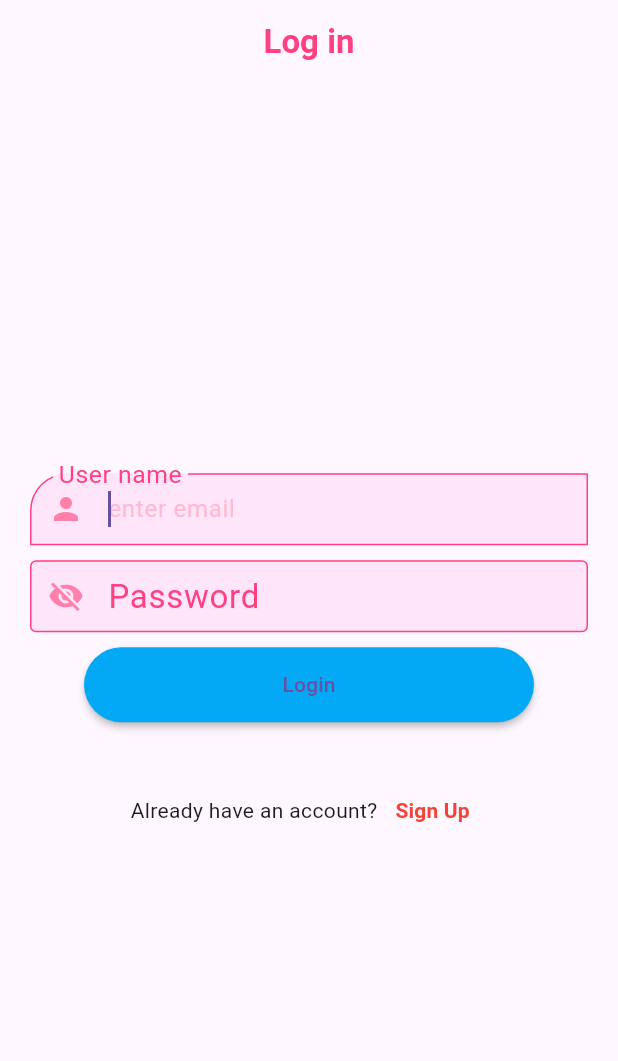
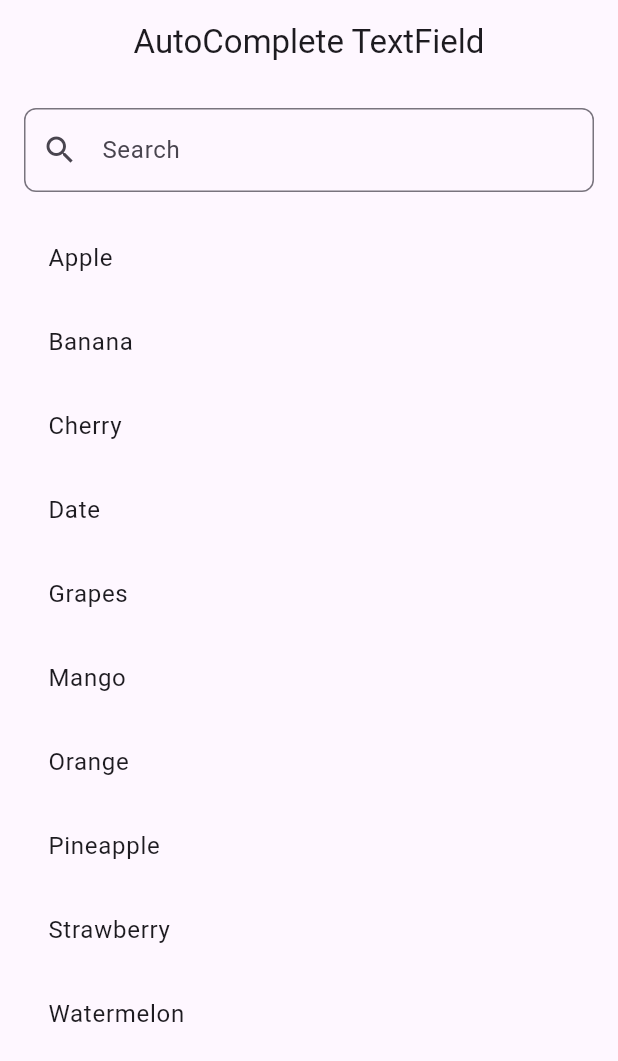
Before and after one commit to aminrazakhan07/Firebase_google_aut_GetX, a Flutter app: the screen it shows after launch, on a phone screen of 412 x 824 dp. Shown: the top 1061 px of the screen. Run offline on Flutter 3.47's test engine with Material 3 defaults, Android fonts, the phone set to English and light mode, and no system bars; our stand-ins replace cloud_firestore, firebase_auth, firebase_core, flutter_typeahead, get, page_transition and 1 more; missing offline and left inert: achievement_view; accounts and stored records are empty.

Commit message:
auto search text

```diff
--- a/lib/CustomWidget/TextField.dart
+++ b/lib/CustomWidget/TextField.dart
@@ -1,4 +1,5 @@
 import 'package:flutter/material.dart';
+import 'package:flutter_typeahead/flutter_typeahead.dart';
 
 class CustomTextfield extends StatelessWidget {
   final TextEditingController textController;
@@ -69,3 +70,91 @@ class CustomTextfield extends StatelessWidget {
     );
   }
 }
+
+///////  Auto Comlete TextField
+class AutoSearchText extends StatefulWidget {
+  @override
+  _AutoSearchTextState createState() => _AutoSearchTextState();
+}
+
+class _AutoSearchTextState extends State<AutoSearchText> {
+  final TextEditingController _controller = TextEditingController();
+  final List<String> _allItems = [
+    'Apple',
+    'Banana',
+    'Cherry',
+    'Date',
+    'Grapes',
+    'Mango',
+    'Orange',
+    'Pineapple',
+    'Strawberry',
+    'Watermelon',
+  ];
+  List<String> _filteredItems = [];
+
+  @override
+  void initState() {
+    super.initState();
+    // Initially, filtered list contains all items
+    _filteredItems = _allItems;
+  }
+
+  void _filterSearchResults(String query) {
+    if (query.isEmpty) {
+      setState(() {
+        _filteredItems = _allItems;
+      });
+    } else {
+      setState(() {
+        _filteredItems = _allItems
+            .where((item) => item.toLowerCase().contains(query.toLowerCase()))
+            .toList();
+      });
+    }
+  }
+
+  @override
+  Widget build(BuildContext context) {
+    return Scaffold(
+      appBar: AppBar(
+        title: const Text('AutoComplete TextField'),
+        centerTitle: true,
+      ),
+      body: Padding(
+        padding: const EdgeInsets.all(16.0),
+        child: Column(
+          children: [
+            TextField(
+              controller: _controller,
+              onChanged: _filterSearchResults,
+              decoration: InputDecoration(
+                labelText: 'Search',
+                hintText: 'Type to search...',
+                prefixIcon: const Icon(Icons.search),
+                border: OutlineInputBorder(
+                  borderRadius: BorderRadius.circular(8.0),
+                ),
+              ),
+            ),
+            const SizedBox(height: 16),
+            Expanded(
+              child: ListView.builder(
+                itemCount: _filteredItems.length,
+                itemBuilder: (context, index) {
+                  return ListTile(
+                    title: Text(_filteredItems[index]),
+                    onTap: () {
+                      _controller.text = _filteredItems[index];
+                      FocusScope.of(context).unfocus();
+                    },
+                  );
+                },
+              ),
+            ),
+          ],
+        ),
+      ),
+    );
+  }
+}
--- a/lib/main.dart
+++ b/lib/main.dart
@@ -1,6 +1,7 @@
 // ignore_for_file: non_constant_identifier_names
 
 import 'package:firebase_core/firebase_core.dart';
+import 'package:firebase_google_auth/CustomWidget/TextField.dart';
 import 'package:firebase_google_auth/LogSingAuth/Screen_View/LoginScr.dart';
 import 'package:flutter/material.dart';
 import 'package:get/get_navigation/src/root/get_material_app.dart';
@@ -20,7 +21,7 @@ class MyApp extends StatelessWidget {
   Widget build(BuildContext context) {
     return GetMaterialApp(
       debugShowCheckedModeBanner: false,
-      home: LoginScreen(),
+      home: AutoSearchText(),
     );
   }
 }
--- a/pubspec.yaml
+++ b/pubspec.yaml
@@ -43,6 +43,7 @@ dependencies:
   cloud_firestore: ^5.6.1
   achievement_view: ^1.0.1
   page_transition: ^2.2.1
+  flutter_typeahead: ^5.2.0
 
 dev_dependencies:
   flutter_test:
```
Also changed, not shown: pubspec.lock.
